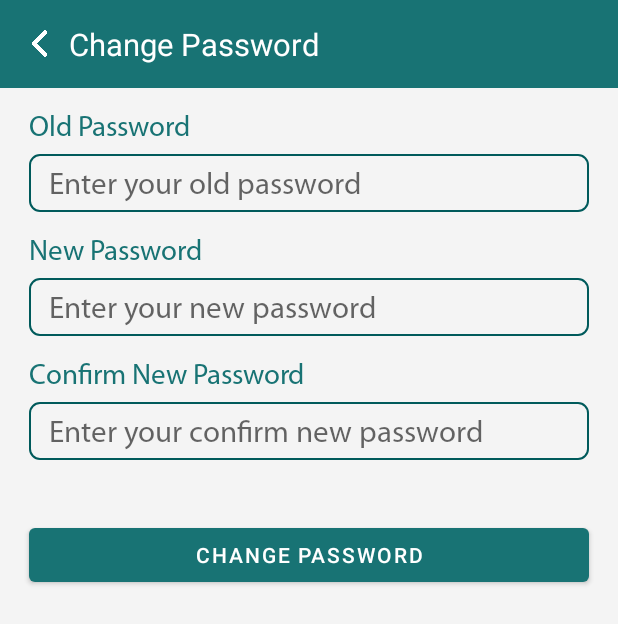
After one commit to urvish-sabhaya/RecipeApp, an Android app: the ChangePasswordActivity screen opened directly, with no data from a screen before it, on a phone screen of 412 x 824 dp. The commit adds this screen. Shown: the top 624 px of the screen. Run offline under Robolectric (Android 15) with nearby library versions, the phone set to English and light mode, and no system bars; our stand-ins replace Firebase (no records; nobody signed in at launch, a user with empty details on screens opened directly), sdp/ssp sizes.

Commit message:
Added change password screen

```diff
--- a/app/src/main/AndroidManifest.xml
+++ b/app/src/main/AndroidManifest.xml
@@ -17,6 +17,10 @@
         android:supportsRtl="true"
         android:theme="@style/AppTheme"
         tools:targetApi="31">
+        <activity
+            android:name=".activities.ChangePasswordActivity"
+            android:exported="false"
+            android:screenOrientation="portrait" />
         <activity
             android:name=".activities.MyRecipeActivity"
             android:exported="false"
--- /dev/null
+++ b/app/src/main/java/com/example/recipeapp/activities/ChangePasswordActivity.java
@@ -0,0 +1,122 @@
+package com.example.recipeapp.activities;
+
+import static com.example.recipeapp.utils.FireStoreConstants.USERS;
+import static com.example.recipeapp.utils.FireStoreConstants.USER_SECURITY;
+
+import android.os.Bundle;
+import android.text.TextUtils;
+import android.util.Log;
+import android.widget.Button;
+import android.widget.EditText;
+import android.widget.ImageView;
+import android.widget.Toast;
+
+import com.example.recipeapp.R;
+import com.example.recipeapp.models.User;
+import com.google.firebase.firestore.DocumentReference;
+import com.google.firebase.firestore.FirebaseFirestore;
+
+public class ChangePasswordActivity extends BaseActivity {
+
+    ImageView back_img;
+    EditText edt_old_password, edt_new_password, edt_confirm_password;
+    Button change_password_btn;
+    FirebaseFirestore db;
+    User currentUser;
+
+    @Override
+    protected void onCreate(Bundle savedInstanceState) {
+        super.onCreate(savedInstanceState);
+        setContentView(R.layout.activity_change_password);
+
+        initViews();
+
+        fetchUserDetails();
+    }
+
+    private void initViews() {
+        db = FirebaseFirestore.getInstance();
+
+        back_img = findViewById(R.id.back_img);
+        edt_old_password = findViewById(R.id.edt_old_password);
+        edt_new_password = findViewById(R.id.edt_new_password);
+        edt_confirm_password = findViewById(R.id.edt_confirm_password);
+        change_password_btn = findViewById(R.id.change_password_btn);
+
+        back_img.setOnClickListener(view -> {
+            finish();
+        });
+        change_password_btn.setOnClickListener(view -> {
+            validateAndChangePass();
+        });
+    }
+
+    private void fetchUserDetails() {
+        // TODO: 13-08-2022 make email to dynamic
+        showProgressDialog();
+        db.collection(USERS)
+                .document("urvishsabhaya@gmail.com")
+                .get()
+                .addOnSuccessListener(documentSnapshot -> {
+                    currentUser = documentSnapshot.toObject(User.class);
+                    hideProgressDialog();
+                }).addOnFailureListener(e -> {
+                    hideProgressDialog();
+                });
+    }
+
+    private void validateAndChangePass() {
+        if (currentUser == null) {
+            Toast.makeText(this, "Please Try Again", Toast.LENGTH_SHORT).show();
+            return;
+        }
+
+        String oldPass = edt_old_password.getText().toString();
+        String newPass = edt_new_password.getText().toString();
+        String confirmPass = edt_confirm_password.getText().toString();
+
+        if (TextUtils.isEmpty(oldPass)) {
+            Toast.makeText(this, "Please enter old password", Toast.LENGTH_SHORT).show();
+            return;
+        }
+        if (TextUtils.isEmpty(newPass)) {
+            Toast.makeText(this, "Please enter new password", Toast.LENGTH_SHORT).show();
+            return;
+        }
+        if (TextUtils.isEmpty(confirmPass)) {
+            Toast.makeText(this, "Please enter confirm new password", Toast.LENGTH_SHORT).show();
+            return;
+        }
+        if (!newPass.equals(confirmPass)) {
+            Toast.makeText(this, "New password and confirm password not matching", Toast.LENGTH_SHORT).show();
+            return;
+        }
+        if (!decodeBase64(currentUser.getUser_security()).equals(oldPass)) {
+            Toast.makeText(this, "Your old password is wrong", Toast.LENGTH_SHORT).show();
+            return;
+        }
+
+        updateNewPassword(confirmPass);
+    }
+
+    private void updateNewPassword(String confirmPass) {
+        showProgressDialog();
+        String encoded = encodeBase64(confirmPass);
+        DocumentReference documentReference = db.collection(USERS).document(currentUser.getUser_email());
+        documentReference
+                .update(USER_SECURITY, encoded)
+                .addOnSuccessListener(aVoid -> {
+                    currentUser.setUser_security(encoded);
+                    Toast.makeText(ChangePasswordActivity.this, "Your password has been changed successfully", Toast.LENGTH_SHORT).show();
+                    hideProgressDialog();
+                    edt_old_password.setText("");
+                    edt_new_password.setText("");
+                    edt_confirm_password.setText("");
+                })
+                .addOnFailureListener(e -> {
+                    Log.e("failureListener", e.toString());
+                    Toast.makeText(ChangePasswordActivity.this, "Please Try Again", Toast.LENGTH_SHORT).show();
+                    hideProgressDialog();
+                });
+    }
+}
--- a/app/src/main/java/com/example/recipeapp/utils/FireStoreConstants.java
+++ b/app/src/main/java/com/example/recipeapp/utils/FireStoreConstants.java
@@ -6,7 +6,9 @@ public class FireStoreConstants {
     public static String RECIPES_TYPES = "recipestypes";
     public static String RECIPE_INGREDIENTS = "ingredients";
     public static String RECIPE_STEPS = "steps";
+    public static String USERS = "users";
 
     /*Fields*/
     public static String UPLOADED_BY_EMAIL = "uploaded_by_email";
+    public static String USER_SECURITY = "user_security";
 }
--- a/app/src/main/res/layout/activity_add_recipe.xml
+++ b/app/src/main/res/layout/activity_add_recipe.xml
@@ -14,7 +14,7 @@
         <LinearLayout
             android:layout_width="match_parent"
             android:layout_height="wrap_content"
-            android:background="#F4F4F4"
+            android:background="@color/back_screen"
             android:orientation="vertical">
 
             <RelativeLayout
--- /dev/null
+++ b/app/src/main/res/layout/activity_change_password.xml
@@ -0,0 +1,126 @@
+<?xml version="1.0" encoding="utf-8"?>
+<LinearLayout xmlns:android="http://schemas.android.com/apk/res/android"
+    xmlns:app="http://schemas.android.com/apk/res-auto"
+    xmlns:tools="http://schemas.android.com/tools"
+    android:layout_width="match_parent"
+    android:layout_height="match_parent"
+    android:background="@color/back_screen"
+    android:orientation="vertical"
+    tools:context=".activities.ChangePasswordActivity">
+
+    <LinearLayout
+        android:id="@+id/back_header"
+        android:layout_width="match_parent"
+        android:layout_height="@dimen/_45sdp"
+        android:background="@color/colorPrimary"
+        android:gravity="center_vertical"
+        android:orientation="horizontal"
+        app:layout_constraintEnd_toEndOf="parent"
+        app:layout_constraintStart_toStartOf="parent"
+        app:layout_constraintTop_toTopOf="parent">
+
+        <ImageView
+            android:id="@+id/back_img"
+            android:layout_width="@dimen/_30sdp"
+            android:layout_height="@dimen/_30sdp"
+            android:layout_marginStart="@dimen/_5sdp"
+            android:padding="@dimen/_8sdp"
+            android:src="@drawable/back_arrow" />
+
+        <TextView
+            android:layout_width="wrap_content"
+            android:layout_height="wrap_content"
+            android:layout_marginEnd="@dimen/_10sdp"
+            android:text="@string/change_password"
+            android:textColor="@color/white"
+            android:textSize="@dimen/_16sdp" />
+
+    </LinearLayout>
+
+    <TextView
+        android:layout_width="wrap_content"
+        android:layout_height="wrap_content"
+        android:layout_marginHorizontal="@dimen/_15sdp"
+        android:layout_marginTop="@dimen/_10sdp"
+        android:layout_marginBottom="@dimen/_5sdp"
+        android:fontFamily="@font/myriad_pro_regular"
+        android:text="@string/old_password"
+        android:textColor="@color/colorPrimary"
+        android:textSize="@dimen/_15sdp" />
+
+    <EditText
+        android:id="@+id/edt_old_password"
+        android:layout_width="match_parent"
+        android:layout_height="wrap_content"
+        android:layout_marginHorizontal="@dimen/_15sdp"
+        android:background="@drawable/border"
+        android:fontFamily="@font/myriad_pro_regular"
+        android:hint="@string/enter_your_old_password"
+        android:inputType="textPassword"
+        android:maxLength="10"
+        android:paddingHorizontal="@dimen/_10sdp"
+        android:paddingVertical="@dimen/_5sdp"
+        android:textColor="@color/black"
+        android:textSize="@dimen/_16sdp" />
+
+    <TextView
+        android:layout_width="wrap_content"
+        android:layout_height="wrap_content"
+        android:layout_marginHorizontal="@dimen/_15sdp"
+        android:layout_marginTop="@dimen/_10sdp"
+        android:layout_marginBottom="@dimen/_5sdp"
+        android:fontFamily="@font/myriad_pro_regular"
+        android:text="@string/new_password"
+        android:textColor="@color/colorPrimary"
+        android:textSize="@dimen/_15sdp" />
+
+    <EditText
+        android:id="@+id/edt_new_password"
+        android:layout_width="match_parent"
+        android:layout_height="wrap_content"
+        android:layout_marginHorizontal="@dimen/_15sdp"
+        android:background="@drawable/border"
+        android:fontFamily="@font/myriad_pro_regular"
+        android:hint="@string/enter_your_new_password"
+        android:inputType="textPassword"
+        android:maxLength="10"
+        android:paddingHorizontal="@dimen/_10sdp"
+        android:paddingVertical="@dimen/_5sdp"
+        android:textColor="@color/black"
+        android:textSize="@dimen/_16sdp" />
+
+    <TextView
+        android:layout_width="wrap_content"
+        android:layout_height="wrap_content"
+        android:layout_marginHorizontal="@dimen/_15sdp"
+        android:layout_marginTop="@dimen/_10sdp"
+        android:layout_marginBottom="@dimen/_5sdp"
+        android:fontFamily="@font/myriad_pro_regular"
+        android:text="@string/confirm_new_password"
+        android:textColor="@color/colorPrimary"
+        android:textSize="@dimen/_15sdp" />
+
+    <EditText
+        android:id="@+id/edt_confirm_password"
+        android:layout_width="match_parent"
+        android:layout_height="wrap_content"
+        android:layout_marginHorizontal="@dimen/_15sdp"
+        android:background="@drawable/border"
+        android:fontFamily="@font/myriad_pro_regular"
+        android:hint="@string/enter_your_confirm_password"
+        android:inputType="textPassword"
+        android:maxLength="10"
+        android:paddingHorizontal="@dimen/_10sdp"
+        android:paddingVertical="@dimen/_5sdp"
+        android:textColor="@color/black"
+        android:textSize="@dimen/_16sdp" />
+
+    <Button
+        android:id="@+id/change_password_btn"
+        android:layout_width="match_parent"
+        android:layout_height="wrap_content"
+        android:layout_marginHorizontal="@dimen/_15sdp"
+        android:layout_marginVertical="@dimen/_30sdp"
+        android:text="@string/change_password" />
+
+</LinearLayout>
--- a/app/src/main/res/values/colors.xml
+++ b/app/src/main/res/values/colors.xml
@@ -16,4 +16,5 @@
     <color name="track">#636260</color>
     <color name="chips_back">#faf5f1</color>
     <color name="chips_font">#353296</color>
+    <color name="back_screen">#F4F4F4</color>
 </resources>
--- a/app/src/main/res/values/strings.xml
+++ b/app/src/main/res/values/strings.xml
@@ -12,4 +12,11 @@
     <string name="add_new_ingredient">Add New Ingredient</string>
     <string name="tags">Tags</string>
     <string name="recipe_steps">Recipe Steps</string>
+    <string name="change_password">Change Password</string>
+    <string name="enter_your_old_password">Enter your old password</string>
+    <string name="old_password">Old Password</string>
+    <string name="new_password">New Password</string>
+    <string name="enter_your_new_password">Enter your new password</string>
+    <string name="enter_your_confirm_password">Enter your confirm new password</string>
+    <string name="confirm_new_password">Confirm New Password</string>
 </resources>
```
Also changed, not shown: app/src/main/java/com/example/recipeapp/activities/BaseActivity.java (+11 -0 lines), app/src/main/java/com/example/recipeapp/models/User.java (added, +57 -0 lines).
